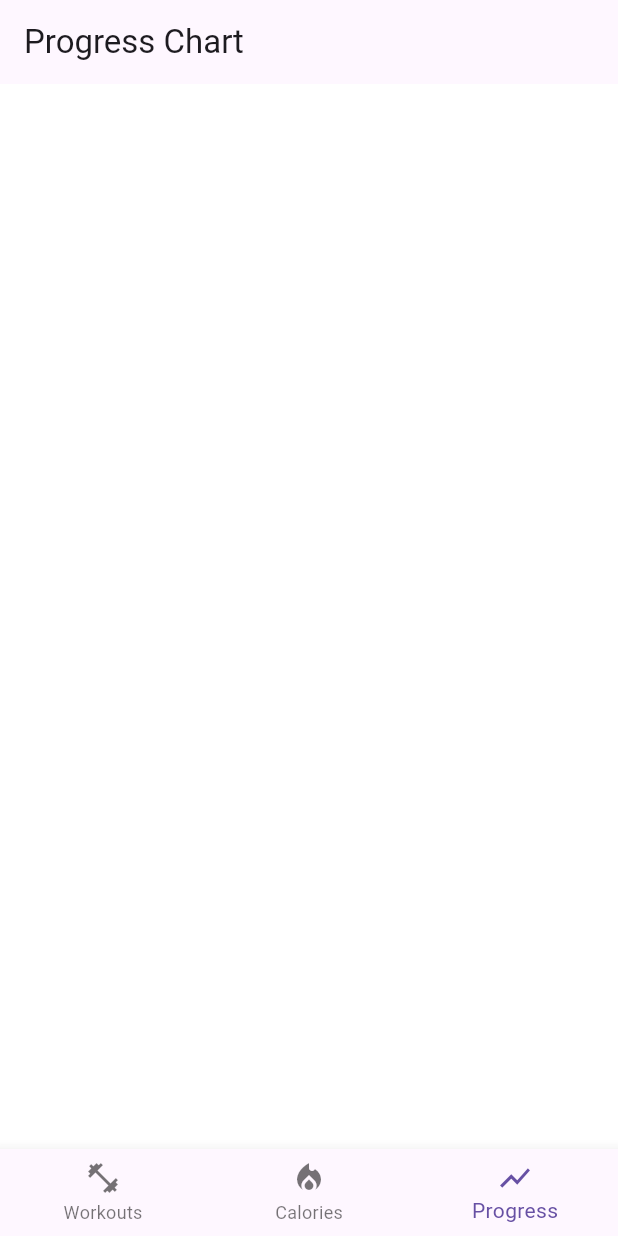
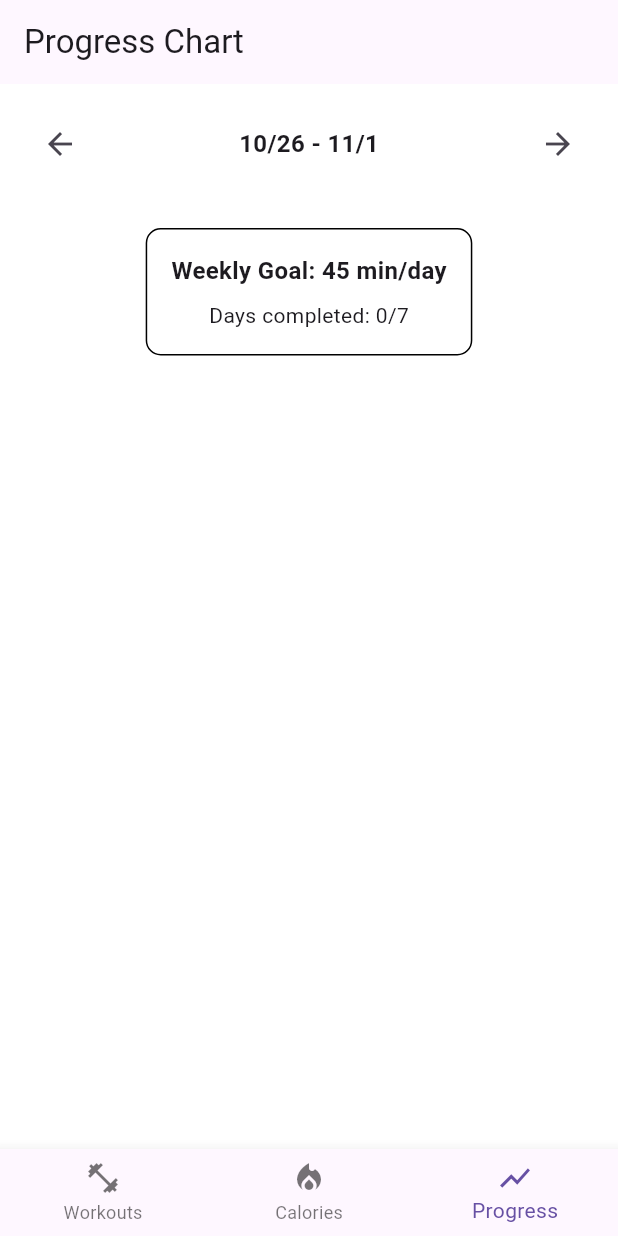
Before and after one commit to vk1hub/Fitness-Tracker, a Flutter app: the screen it shows after launch, item 3 of the bottom bar chosen, on a phone screen of 412 x 824 dp. Run offline on Flutter 3.47's test engine with Material 3 defaults, Android fonts, the light colour scheme and no system bars; our stand-ins replace table_calendar.

Commit message:
Added weekly goal and calender to progress screen

```diff
--- a/lib/chart_screen.dart
+++ b/lib/chart_screen.dart
@@ -6,12 +6,101 @@ class ChartScreen extends StatefulWidget {
 }
 
 class ChartScreenState extends State<ChartScreen> {
+  DateTime currentWeekStart = DateTime.now();
+
+  @override
+  void initState() {
+    super.initState();
+    currentWeekStart = getStartOfWeek(DateTime.now());
+  }
+
+  // Get the start of the week (Sunday)
+  DateTime getStartOfWeek(DateTime date) {
+    int weekday = date.weekday;
+    if (weekday == 7) {
+      return DateTime(date.year, date.month, date.day);
+    }
+    return date.subtract(Duration(days: weekday));
+  }
+
+  List<DateTime> getWeekDays() {
+    List<DateTime> days = [];
+    for (int i = 0; i < 7; i++) {
+      days.add(currentWeekStart.add(Duration(days: i)));
+    }
+    return days;
+  }
+
+  void previousWeek() {
+    setState(() {
+      currentWeekStart = currentWeekStart.subtract(Duration(days: 7));
+    });
+  }
+
+  void nextWeek() {
+    setState(() {
+      currentWeekStart = currentWeekStart.add(Duration(days: 7));
+    });
+  }
+
   @override
   Widget build(BuildContext context) {
+    List<DateTime> weekDays = getWeekDays();
+
     return Scaffold(
       appBar: AppBar(
         title: Text('Progress Chart'),
       ),
+      body: Column(
+        children: [
+          // Week calender
+          Container(
+            padding: EdgeInsets.all(16),
+            child: Row(
+              mainAxisAlignment: MainAxisAlignment.spaceBetween,
+              children: [
+                IconButton(
+                  icon: Icon(Icons.arrow_back),
+                  onPressed: previousWeek,
+                ),
+                Text(
+                  '${weekDays.first.month}/${weekDays.first.day} - ${weekDays.last.month}/${weekDays.last.day}',
+                  style: TextStyle(fontSize: 16, fontWeight: FontWeight.bold),
+                ),
+                IconButton(
+                  icon: Icon(Icons.arrow_forward),
+                  onPressed: nextWeek,
+                ),
+              ],
+            ),
+          ),
+
+          // Goal UI
+          Padding(
+            padding: EdgeInsets.all(16),
+            child: Container(
+              padding: EdgeInsets.all(16),
+              decoration: BoxDecoration(
+                border: Border.all(color: Colors.black),
+                borderRadius: BorderRadius.circular(10),
+              ),
+              child: Column(
+                children: [
+                  Text(
+                    'Weekly Goal: 45 min/day',
+                    style: TextStyle(fontSize: 16, fontWeight: FontWeight.bold),
+                  ),
+                  SizedBox(height: 8),
+                  Text(
+                    'Days completed: 0/7',
+                    style: TextStyle(fontSize: 14),
+                  ),
+                ],
+              ),
+            ),
+          ),
+        ],
+      ),
     );
   }
 }
```
